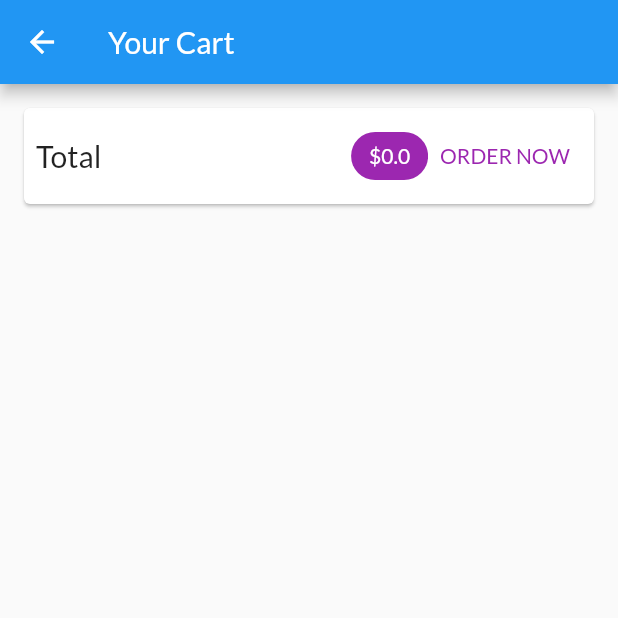
After one commit to hesamkurd/ShopFlutter, a Flutter app: the CartScreen screen opened by its route, on a phone screen of 412 x 824 dp, the top half of it. The commit adds this screen. Run offline on Flutter 3.47's test engine with Material 2 defaults, Android fonts, the phone set to English and light mode, and no system bars; our stand-ins replace get; network calls fail.

Commit message:
crerate cart screen and navigate to its and show total amount cart

```diff
--- a/lib/main.dart
+++ b/lib/main.dart
@@ -1,5 +1,6 @@
 import 'package:flutter/material.dart';
 import 'package:provider/provider.dart';
+import 'package:shop_app_flutter/screens/cart_screen/cart_screen.dart';
 import './provider/cart.dart';
 import './screens/product_details/product_details_screen.dart';
 import './screens/product_overview/products_overview_screen.dart';
@@ -33,7 +34,8 @@ class MyApp extends StatelessWidget {
         home: const ProductsOverviewScreen(),
         routes: {
           ProductDetailsScreen.routeName: (context) =>
-              const ProductDetailsScreen()
+              const ProductDetailsScreen(),
+          CartScreen.routeName: (context) => const CartScreen(),
         },
       ),
     );
--- a/lib/provider/cart.dart
+++ b/lib/provider/cart.dart
@@ -23,6 +23,14 @@ class Cart with ChangeNotifier {
     return _items.length;
   }
 
+  double get totalAmount {
+    var total = 0.0;
+    _items.forEach((key, cartItem) {
+      total += cartItem.price * cartItem.quantity;
+    });
+    return total;
+  }
+
   void addItem(String productId, String title, double price) {
     if (_items.containsKey(productId)) {
       // change quantity
--- /dev/null
+++ b/lib/screens/cart_screen/cart_screen.dart
@@ -0,0 +1,62 @@
+import 'package:flutter/foundation.dart';
+import 'package:flutter/material.dart';
+import 'package:provider/provider.dart';
+import 'package:shop_app_flutter/provider/cart.dart';
+import 'package:shop_app_flutter/utils/app_layout.dart';
+
+class CartScreen extends StatelessWidget {
+  static const routeName = '/cart';
+  const CartScreen({super.key});
+
+  @override
+  Widget build(BuildContext context) {
+    final cart = Provider.of<Cart>(context);
+    return Scaffold(
+      appBar: AppBar(
+        title: const Text('Your Cart'),
+      ),
+      body: Column(
+        children: [
+          Card(
+            margin: EdgeInsets.all(AppLayout.getHeight(16)),
+            child: Padding(
+              padding: EdgeInsets.all(
+                AppLayout.getHeight(8),
+              ),
+              child: Row(
+                mainAxisAlignment: MainAxisAlignment.spaceBetween,
+                children: [
+                  const Text(
+                    'Total',
+                    style: TextStyle(fontSize: 20),
+                  ),
+                  const Spacer(),
+                  Chip(
+                    label: Text(
+                      '\$${cart.totalAmount}',
+                      style: TextStyle(
+                        color: Theme.of(context)
+                            .primaryTextTheme
+                            .titleMedium!
+                            .color,
+                      ),
+                    ),
+                    backgroundColor: Theme.of(context).primaryColor,
+                  ),
+                  TextButton(
+                    onPressed: () {},
+                    style: ButtonStyle(
+                      foregroundColor: MaterialStateProperty.all(
+                          Theme.of(context).primaryColor),
+                    ),
+                    child: const Text('ORDER NOW'),
+                  )
+                ],
+              ),
+            ),
+          )
+        ],
+      ),
+    );
+  }
+}
--- a/lib/screens/product_overview/products_overview_screen.dart
+++ b/lib/screens/product_overview/products_overview_screen.dart
@@ -1,7 +1,7 @@
 import 'package:flutter/material.dart';
 import 'package:provider/provider.dart';
 import 'package:shop_app_flutter/provider/cart.dart';
-import 'package:shop_app_flutter/provider/products.dart';
+import 'package:shop_app_flutter/screens/cart_screen/cart_screen.dart';
 import 'package:shop_app_flutter/widgets/badge.dart';
 
 import '../../widgets/products_grid.dart';
@@ -52,7 +52,9 @@ class _ProductsOverviewScreenState extends State<ProductsOverviewScreen> {
             builder: (context, cart, _) => Badge(
               value: cart.itemCount.toString(),
               child: IconButton(
-                onPressed: () {},
+                onPressed: () {
+                  Navigator.of(context).pushNamed(CartScreen.routeName);
+                },
                 icon: const Icon(Icons.shopping_cart),
               ),
             ),
```
